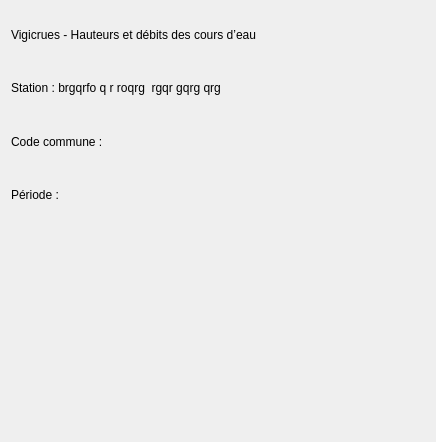
This is GeoStation_Projet/vigicruesmosaicwidget.ui in SoheibBiga/GeoStation as Qt 5 draws it before an edit. The edited form follows.
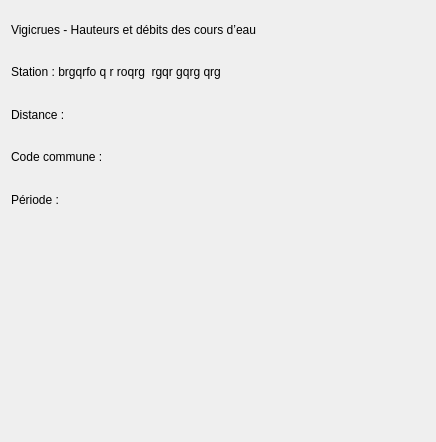
This is the edited form. Custom widgets are drawn as their Qt base class.

```diff
--- a/GeoStation_Projet/vigicruesmosaicwidget.ui
+++ b/GeoStation_Projet/vigicruesmosaicwidget.ui
@@ -41,6 +41,13 @@
          </property>
         </widget>
        </item>
+       <item>
+        <widget class="QLabel" name="label_5">
+         <property name="text">
+          <string>Distance :</string>
+         </property>
+        </widget>
+       </item>
        <item>
         <widget class="QLabel" name="label_2">
          <property name="text">
```
